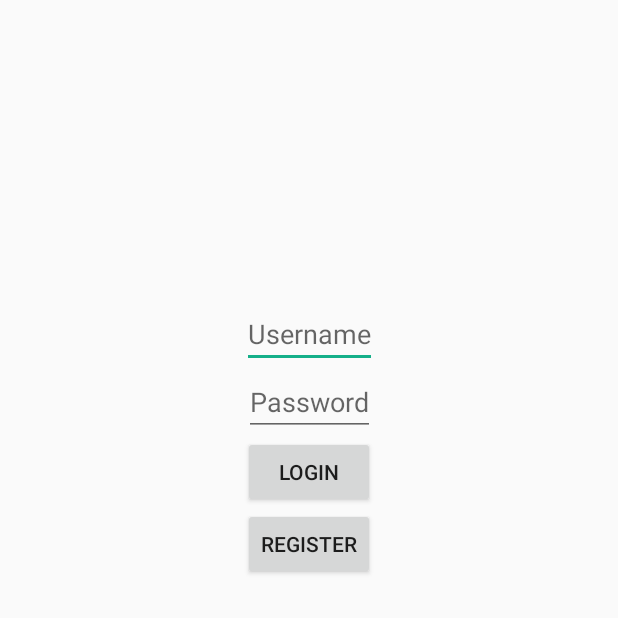
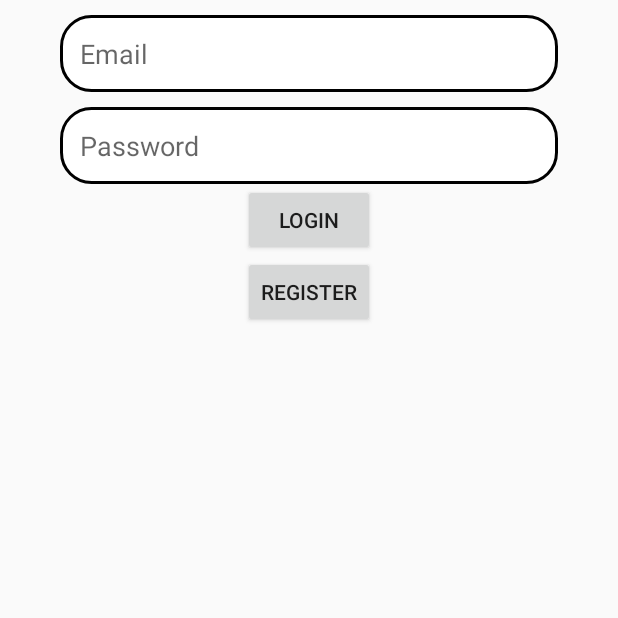
Before and after one commit to JoanaPoAlmeida/PDM_final, an Android app: the LoginActivity screen opened directly, with no data from a screen before it, on a phone screen of 412 x 824 dp, the top half of it. Run offline under Robolectric (Android 15) with nearby library versions, the phone set to English and light mode, and no system bars; our stand-ins replace Firebase (no records; nobody signed in at launch, a user with empty details on screens opened directly).

Commit message:
Login pt1

```diff
--- a/AgrupaMe/app/src/main/java/pt/ubi/di/pmd/agrupame/LoginActivity.java
+++ b/AgrupaMe/app/src/main/java/pt/ubi/di/pmd/agrupame/LoginActivity.java
@@ -1,28 +1,97 @@
 package pt.ubi.di.pmd.agrupame;
 
+import androidx.annotation.NonNull;
 import androidx.appcompat.app.AppCompatActivity;
 
+import android.content.Intent;
 import android.os.Bundle;
+import android.util.Patterns;
+import android.view.View;
 import android.widget.Button;
 import android.widget.EditText;
+import android.widget.Toast;
+
+import com.google.android.gms.tasks.OnCompleteListener;
+import com.google.android.gms.tasks.Task;
+import com.google.firebase.auth.AuthResult;
+import com.google.firebase.auth.FirebaseAuth;
 
 public class LoginActivity extends AppCompatActivity {
 
-    EditText username;
-    EditText password;
-    Button Login;
-    Button Register;
+    private EditText editTextEmail, editTextPassword;
+    private Button signIn, Register;
 
+    private FirebaseAuth mAuth;
 
     @Override
     protected void onCreate(Bundle savedInstanceState) {
         super.onCreate(savedInstanceState);
         setContentView(R.layout.activity_login);
 
-        username = (EditText) findViewById(R.id.etUsername);
-        password = (EditText) findViewById(R.id.etPassword);
-        Login = (Button) findViewById(R.id.btnLogin);
+        mAuth = FirebaseAuth.getInstance();
+
+        editTextEmail = (EditText) findViewById(R.id.etEmail);
+        editTextPassword = (EditText) findViewById(R.id.etPassword);
+
+        signIn = (Button) findViewById(R.id.btnLogin);
+        signIn.setOnClickListener(this::onClick);
+
         Register = (Button) findViewById(R.id.btnRegister);
+        Register.setOnClickListener(this::onClick);
+
+
+    }
+
+    public void onClick(View v){
+        switch (v.getId()){
+            case R.id.btnRegister:
+                startActivity(new Intent(this, RegisterActivity.class));
+            break;
+            case R.id.btnLogin:
+                userLogin();
+                break;
+
+        }
+    }
+
+    private void userLogin() {
+        String email = editTextEmail.getText().toString().trim();
+        String password = editTextPassword.getText().toString().trim();
+
+        if(email.isEmpty()){
+            editTextEmail.setError("Email is required");
+            editTextEmail.requestFocus();
+            return;
+        }
+        if(!Patterns.EMAIL_ADDRESS.matcher(email).matches()){
+            editTextEmail.setError("Please enter a valid Email!");
+            editTextEmail.requestFocus();
+            return;
+        }
+        if(password.isEmpty()){
+            editTextPassword.setError("Password is required!");
+            editTextPassword.requestFocus();
+            return;
+        }
+        if(password.length() < 6){
+            editTextPassword.setError("Password should have 6 or more characters!");
+            editTextPassword.requestFocus();
+            return;
+        }
+
+        mAuth.signInWithEmailAndPassword(email, password).addOnCompleteListener(new OnCompleteListener<AuthResult>() {
+            @Override
+            public void onComplete(@NonNull Task<AuthResult> task) {
+                if(task.isSuccessful()){
+                    //redirect to user profile
+                    Intent myIntent = new Intent(getApplicationContext(), MainActivity.class);
+                    startActivity(myIntent);
+                }else{
+                    Toast.makeText(LoginActivity.this, "Failed to Login! Please check your credentials!", Toast.LENGTH_LONG).show();
+                }
+            }
+        });
+
     }
 
 }
--- a/AgrupaMe/app/src/main/res/layout/activity_login.xml
+++ b/AgrupaMe/app/src/main/res/layout/activity_login.xml
@@ -7,23 +7,20 @@
     tools:context=".LoginActivity">
 
     <EditText
-        android:id="@+id/etUsername"
-        android:layout_height="wrap_content"
-        android:layout_width="wrap_content"
-        android:inputType="textPersonName"
-        android:hint="Username"
-        android:layout_marginTop="200dp"
+        style="@style/EditText"
+        android:id="@+id/etEmail"
+        android:inputType="textEmailAddress"
+        android:hint="Email"
         app:layout_constraintTop_toTopOf="parent"
         app:layout_constraintStart_toStartOf="parent"
         app:layout_constraintEnd_toEndOf="parent"
         />
     <EditText
+        style="@style/EditText"
         android:id="@+id/etPassword"
-        android:layout_height="wrap_content"
-        android:layout_width="wrap_content"
         android:inputType="textPassword"
         android:hint="Password"
-        app:layout_constraintTop_toBottomOf="@+id/etUsername"
+        app:layout_constraintTop_toBottomOf="@+id/etEmail"
         app:layout_constraintStart_toStartOf="parent"
         app:layout_constraintEnd_toEndOf="parent"
         />
```
Also changed, not shown: AgrupaMe/app/src/main/java/pt/ubi/di/pmd/agrupame/FirstActivity.java (+8 -0 lines), AgrupaMe/app/src/main/java/pt/ubi/di/pmd/agrupame/RegisterActivity.java (+1 -7 lines), AgrupaMe/app/src/main/res/layout/activity_first.xml (+12 -1 lines).
